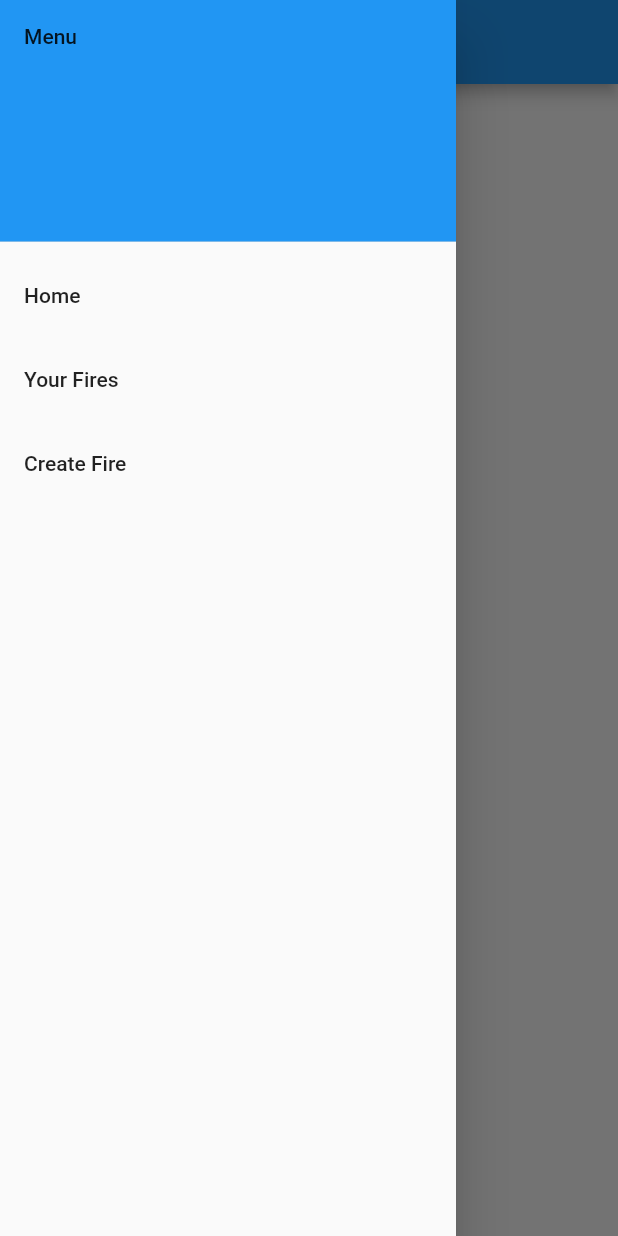
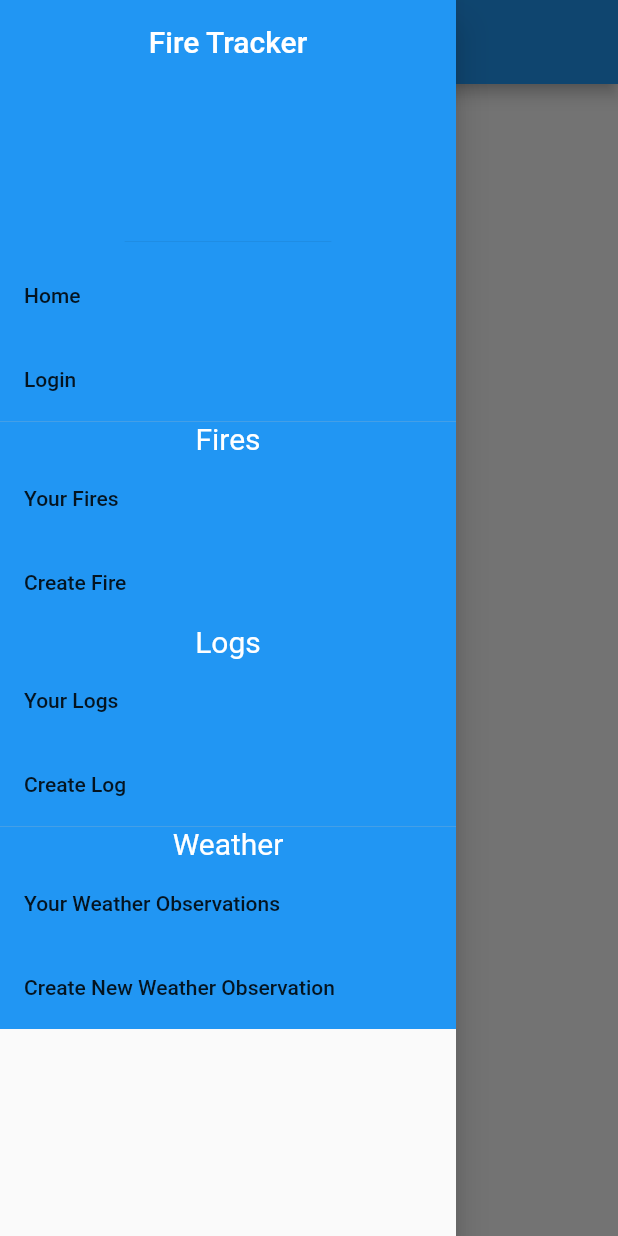
Before and after one commit to NeedMoreVolume/FireTracker-FlutterFrontend, a Flutter app: the FireScreen screen opened by its route, with the side drawer open, on a phone screen of 412 x 824 dp. Run offline on Flutter 3.47's test engine with Material 2 defaults, Android fonts, the phone set to English and light mode, and no system bars; missing offline and left inert: grpc, protobuf; network calls fail; statements that could not run were skipped.

Commit message:
added log and weather services, updated fire service, refactored some screens

```diff
--- a/lib/main.dart
+++ b/lib/main.dart
@@ -1,6 +1,7 @@
-import 'package:fire_tracker/proto/fire.pbgrpc.dart';
 import 'package:flutter/material.dart';
-import 'package:fire_tracker/services/fire.dart';
+import 'package:fire_tracker/screens/main.dart';
+import 'package:fire_tracker/screens/fire/main.dart';
+import 'package:fire_tracker/screens/fire/create.dart';
 
 void main() => runApp(MaterialApp(
         title: 'Fire Tracker',
@@ -12,174 +13,6 @@ void main() => runApp(MaterialApp(
         routes: {
           '/': (context) => HomeScreen(),
           '/fires': (context) => FireScreen(),
-          // '/fires/new': (context) => CreateFireScreen(),
-        }));
-
-class HomeScreen extends StatelessWidget {
-  @override
-  Widget build(BuildContext context) {
-    return Scaffold(
-        appBar: AppBar(
-          title: Text("Home"),
-        ),
-        body: Center(
-          child: Column(
-            mainAxisAlignment: MainAxisAlignment.center,
-            crossAxisAlignment: CrossAxisAlignment.center,
-            children: [
-              Image.network(
-                  'https://www.frontierfireprotection.com/wp-content/uploads/freshizer/730cbf2e2455c64c961be8e18e793f6b_3-Things-a-Fire-Needs-2000-c-90.jpg'),
-              Text("Welcome to the Fire Tracker app!"),
-              Text(
-                  "This app will help you track your wood consumption, and the climate."),
-              Text(
-                  "The goal of this service is to help users better determine how much and when more firewood is needed.")
-            ],
-          ),
-        ),
-        drawer: Drawer(
-            child: ListView(padding: EdgeInsets.zero, children: <Widget>[
-          DrawerHeader(
-            child: Text('Menu'),
-            decoration: BoxDecoration(
-              color: Colors.blue,
-            ),
-          ),
-          ListTile(
-            title: Text("Your Fires"),
-            onTap: () {
-              Navigator.pushNamed(
-                context,
-                '/fires',
-              );
-            },
-          ),
-          ListTile(
-              title: Text("Create Fire"),
-              onTap: () {
-                // Update the state of the app.
-                // ...
-                // Then close the drawer.
-                Navigator.pop(context);
-              })
-        ])));
-  }
-}
-
-class FireScreen extends StatefulWidget {
-  _FireScreenState createState() => _FireScreenState();
-}
-
-// ignore: must_be_immutable
-class _FireScreenState extends State<FireScreen> {
-  List<Fire2> fires = new List(0);
-
-  @override
-  void initState() {
-    fires = new List(0);
-    listFires();
-    super.initState();
-  }
-
-  void listFires() async {
-    var filters = FireFilters();
-    var search = FireSearch();
-    var sort = FireSorts();
-    var pagination = FirePagination(page: 1, limit: 100);
-    var request = ListRequest(
-        filters: filters, search: search, sort: sort, pagination: pagination);
-    var response = await FireService.list(request);
-    setState(() {
-      fires = response.fires;
-    });
-    return;
-  }
-
-  @override
-  Widget build(BuildContext context) {
-    return Scaffold(
-        appBar: AppBar(
-          title: Text("Fires"),
-        ),
-        body: ListView.builder(
-            itemCount: fires.length,
-            itemBuilder: (context, index) {
-              return ListTile(
-                title: Text(fires[index].name),
-                // When a user taps the ListTile, navigate to the DetailScreen.
-                // Notice that you're not only creating a DetailScreen, you're
-                // also passing the current todo through to it.
-                onTap: () {
-                  Navigator.push(
-                    context,
-                    MaterialPageRoute(
-                      builder: (context) => FireDetailScreen(),
-                      // Pass the arguments as part of the RouteSettings. The
-                      // DetailScreen reads the arguments from these settings.
-                      settings: RouteSettings(
-                        arguments: fires[index],
-                      ),
-                    ),
-                  );
-                },
-              );
-            }),
-        drawer: Drawer(
-            child: ListView(padding: EdgeInsets.zero, children: <Widget>[
-          DrawerHeader(
-            child: Text('Menu'),
-            decoration: BoxDecoration(
-              color: Colors.blue,
-            ),
-          ),
-          ListTile(
-            title: Text("Home"),
-            onTap: () {
-              Navigator.pushNamed(
-                context,
-                '/',
-              );
-            },
-          ),
-          ListTile(
-            title: Text("Your Fires"),
-            onTap: () {
-              Navigator.pushNamed(
-                context,
-                '/fires',
-              );
-            },
-          ),
-          ListTile(
-              title: Text("Create Fire"),
-              onTap: () {
-                // Update the state of the app.
-                // ...
-                // Then close the drawer.
-                Navigator.pop(context);
-              })
-        ])));
-  }
-}
-
-class FireDetailScreen extends StatelessWidget {
-  @override
-  Widget build(BuildContext context) {
-    final Fire2 fire = ModalRoute.of(context).settings.arguments;
-    // TODO: get logs for fire
-    // TODO: get weather for fire
-
-    return Scaffold(
-      appBar: AppBar(
-        title: Text(fire.name),
-      ),
-      body: Padding(
-          padding: EdgeInsets.all(16.0),
-          child: Column(children: <Widget>[
-            Text(fire.description),
-            Text("Started At - " + fire.start.toString()),
-            fire.end.isNotEmpty ? Text("End time: " + fire.end) : Container(),
-          ])),
-    );
-  }
-}
+          '/fires/new': (context) => CreateFireScreen(),
+        }
+));
--- /dev/null
+++ b/lib/screens/fire/create.dart
@@ -0,0 +1,113 @@
+import 'package:flutter/material.dart';
+import 'package:fire_tracker/proto/fire.pbgrpc.dart';
+import 'package:fire_tracker/services/fire.dart';
+
+const String defaultFireStatus = "Create fire";
+const String defaultRfc3339Regex = r'^([1-9]\d{3}-\d{2}-\d{2}T\d{2}:\d{2}:\d{2})(([Z])|([-]\d{2}:\d{2}))$';
+
+class CreateFireScreen extends StatefulWidget {
+  _CreateFireScreen createState() => _CreateFireScreen();
+}
+
+// ignore: must_be_immutable
+class _CreateFireScreen extends State<CreateFireScreen> {
+  Fire2 fire;
+  String status;
+  final _formKey = GlobalKey<FormState>();
+
+  @override
+  void initState() {
+    fire = new Fire2();
+    status = defaultFireStatus;
+    super.initState();
+  }
+
+  void fireCreateError() {
+
+  }
+
+  void createFire() async {
+    status = "Creating...";
+    CreateRequest request = new CreateRequest();
+    request.name = fire.name;
+    request.start = fire.start;
+    if (!(fire.end == null || fire.end.isEmpty)) {
+      request.end = fire.end;
+    }
+    var response = await FireService.create(request);
+    if (!response.info_.hasRequiredFields) {
+      status = "Failed to create...";
+      return;
+    }
+    setState(() {
+      fire.id = response.id;
+      fire.createdAt = response.createdAt;
+      fire.updatedAt = response.updatedAt;
+      fire.start = response.start;
+      if (!(response.end == null || response.end.isEmpty)) {
+        fire.end = response.end;
+      }
+      status = "Successfully created!";
+    });
+  }
+
+  Widget build(BuildContext context) {
+    return Scaffold(
+      appBar: AppBar(
+        title: Text("Create a new fire"),
+      ),
+      body: Padding(
+          padding: EdgeInsets.all(16.0),
+          child: Column(children: <Widget>[
+            Form(
+              key: _formKey,
+              autovalidateMode: AutovalidateMode.onUserInteraction,
+              child: Column(children:<Widget>[
+                TextFormField(
+                  decoration: const InputDecoration(
+                    hintText: 'Name',
+                  ),
+                  onChanged: (String value) {
+                    fire.name = value;
+                  },
+                  validator: (String value) {
+                    if (fire.name == null || fire.name.isEmpty) {
+                      return 'Please enter a name';
+                    }
+                    return null;
+                  },
+                ),
+                TextFormField(
+                  decoration: const InputDecoration(
+                    hintText: 'Start',
+                  ),
+                  onChanged: (String value) {
+                    fire.start = value;
+                  },
+                  validator: (String value) {
+                    if (fire.start == null || fire.start.isEmpty) {
+                      return 'Please enter a start';
+                    }
+                    var regex = RegExp(defaultRfc3339Regex);
+                    if (!regex.hasMatch(fire.start)) {
+                      return 'Please use the RFC 3339 format';
+                    }
+                    return null;
+                  },
+                ),
+                Padding(
+                  padding: const EdgeInsets.symmetric(vertical: 16.0),
+                  child: ElevatedButton(
+                    onPressed: () {
+                      createFire();
+                    },
+                    child:  Text(status),
+                  ),
+                ),
+              ],
+            ),
+            ),
+          ])),
+    );
+  }
+}
--- /dev/null
+++ b/lib/screens/fire/main.dart
@@ -0,0 +1,68 @@
+import 'package:flutter/material.dart';
+import 'package:fire_tracker/screens/fire/detail.dart';
+import 'package:fire_tracker/screens/menu/main.dart';
+import 'package:fire_tracker/proto/fire.pbgrpc.dart';
+import 'package:fire_tracker/services/fire.dart';
+
+class FireScreen extends StatefulWidget {
+  _FireScreenState createState() => _FireScreenState();
+}
+
+// ignore: must_be_immutable
+class _FireScreenState extends State<FireScreen> {
+  List<Fire2> fires = new List(0);
+
+  @override
+  void initState() {
+    fires = new List(0);
+    listFires();
+    super.initState();
+  }
+
+  void listFires() async {
+    var filters = FireFilters();
+    var search = FireSearch();
+    var sort = FireSorts();
+    var pagination = FirePagination(page: 1, limit: 100);
+    var request = ListRequest(
+        filters: filters, search: search, sort: sort, pagination: pagination);
+    var response = await FireService.list(request);
+    setState(() {
+      fires = response.fires;
+    });
+    return;
+  }
+
+  @override
+  Widget build(BuildContext context) {
+    return Scaffold(
+        appBar: AppBar(
+          title: Text("Fires"),
+        ),
+        body: ListView.builder(
+            itemCount: fires.length,
+            itemBuilder: (context, index) {
+              return ListTile(
+                title: Text(fires[index].name),
+                // When a user taps the ListTile, navigate to the DetailScreen.
+                // Notice that you're not only creating a DetailScreen, you're
+                // also passing the current todo through to it.
+                onTap: () {
+                  Navigator.push(
+                    context,
+                    MaterialPageRoute(
+                      builder: (context) => FireDetailScreen(),
+                      // Pass the arguments as part of the RouteSettings. The
+                      // DetailScreen reads the arguments from these settings.
+                      settings: RouteSettings(
+                        arguments: fires[index],
+                      ),
+                    ),
+                  );
+                },
+              );
+            }),
+        drawer: MainMenu()
+    );
+  }
+}
--- /dev/null
+++ b/lib/screens/menu/main.dart
@@ -0,0 +1,155 @@
+import 'dart:ui';
+
+import 'package:flutter/material.dart';
+
+class MainMenu extends StatelessWidget {
+  Widget build(BuildContext context) {
+    return Drawer(
+      elevation: 10,
+      child: ListView(
+        padding: EdgeInsets.zero,
+        children: <Widget>[
+          Container(
+            key: Key("main"),
+            color: Colors.blue,
+            child: Column(
+              children: <Widget>[
+                DrawerHeader(
+                  child: Text(
+                    "Fire Tracker",
+                    style: TextStyle(color: Colors.white, fontSize: 20),
+                  ),
+                  decoration: BoxDecoration(
+                    color: Colors.blue,
+                  ),
+                ),
+                ListTile(
+                  tileColor: Colors.blueGrey,
+                  title: Text("Home"),
+                  onTap: () {
+                    Navigator.pushNamed(
+                      context,
+                      '/',
+                    );
+                  },
+                ),
+                ListTile(
+                  tileColor: Colors.blueGrey,
+                  title: Text("Login"),
+                  onTap: () {
+                    Navigator.pushNamed(
+                      context,
+                      '/login',
+                    );
+                  },
+                ),
+              ]
+            )
+          ),
+          Container(
+            key: Key("fire"),
+            color: Colors.blue,
+            child: Column(
+              children: <Widget>[
+                Text(
+                  "Fires",
+                  textAlign: TextAlign.center,
+                  style: TextStyle(color: Colors.white, fontSize: 20),
+                  textHeightBehavior: TextHeightBehavior(),
+                ),
+                ListTile(
+                  tileColor: Colors.blueGrey,
+                  title: Text("Your Fires"),
+                  onTap: () {
+                    Navigator.pushNamed(
+                      context,
+                      '/fires',
+                    );
+                  },
+                ),
+                ListTile(
+                  tileColor: Colors.blueGrey,
+                  title: Text("Create Fire"),
+                  onTap: () {
+                    Navigator.pushNamed(
+                      context,
+                      '/fires/new',
+                    );
+                  },
+                )
+              ]
+            )
+          ),
+          Container(
+            key: Key("logs"),
+            color: Colors.blue,
+            child: Column(
+              children: <Widget>[
+                Text(
+                  "Logs",
+                  textAlign: TextAlign.center,
+                  style: TextStyle(color: Colors.white, fontSize: 20),
+                  textHeightBehavior: TextHeightBehavior(),
+                ),
+                ListTile(
+                  tileColor: Colors.blueGrey,
+                  title: Text("Your Logs"),
+                  onTap: () {
+                    Navigator.pushNamed(
+                      context,
+                      '/logs',
+                    );
+                  },
+                ),
+                ListTile(
+                  tileColor: Colors.blueGrey,
+                  title: Text("Create Log"),
+                  onTap: () {
+                    Navigator.pushNamed(
+                      context,
+                      '/logs/new',
+                    );
+                  },
+                )
+              ]
+            )
+          ),
+          Container(
+            key: Key("weather"),
+            color: Colors.blue,
+            child: Column(
+              children: <Widget>[
+                Text(
+                  "Weather",
+                  textAlign: TextAlign.center,
+                  style: TextStyle(color: Colors.white, fontSize: 20),
+                  textHeightBehavior: TextHeightBehavior(),
+                ),
+                ListTile(
+                  tileColor: Colors.blueGrey,
+                  title: Text("Your Weather Observations"),
+                  onTap: () {
+                    Navigator.pushNamed(
+                      context,
+                      '/weather',
+                    );
+                  },
+                ),
+                ListTile(
+                  tileColor: Colors.blueGrey,
+                  title: Text("Create New Weather Observation"),
+                  onTap: () {
+                    Navigator.pushNamed(
+                      context,
+                      '/weather/new',
+                    );
+                  },
+                )
+              ]
+            )
+          ),
+        ]
+      )
+    );
+  }
+}
--- a/lib/services/fire.dart
+++ b/lib/services/fire.dart
@@ -11,6 +11,11 @@ class FireService {
   static Future<CreateResponse> create(CreateRequest request) async{
     var client = FireClient(Client().channel);
     return await client.create(request);
+  }
+
+  static Future<UpdateResponse> update(UpdateRequest request) async {
+    var client = FireClient(Client().channel);
+    return await client.update(request);
   }
 
   static Future<DeleteResponse> delete(DeleteRequest request) async{
```
Also changed, not shown: lib/screens/fire/detail.dart (added, +27 -0 lines), lib/screens/main.dart (added, +38 -0 lines), lib/services/logs.dart (added, +30 -0 lines), lib/services/weather.dart (added, +30 -0 lines), lib/screens/log/main.dart (added), lib/screens/weather/main.dart (added).
